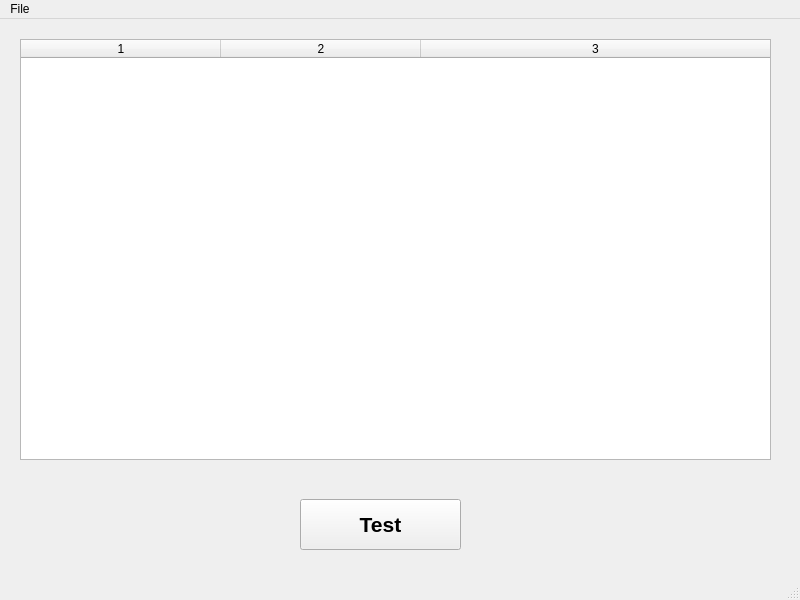
This is mainwindow.ui in ggajda/Adapter-IM6 as Qt 5 draws it before an edit. The edited form follows.
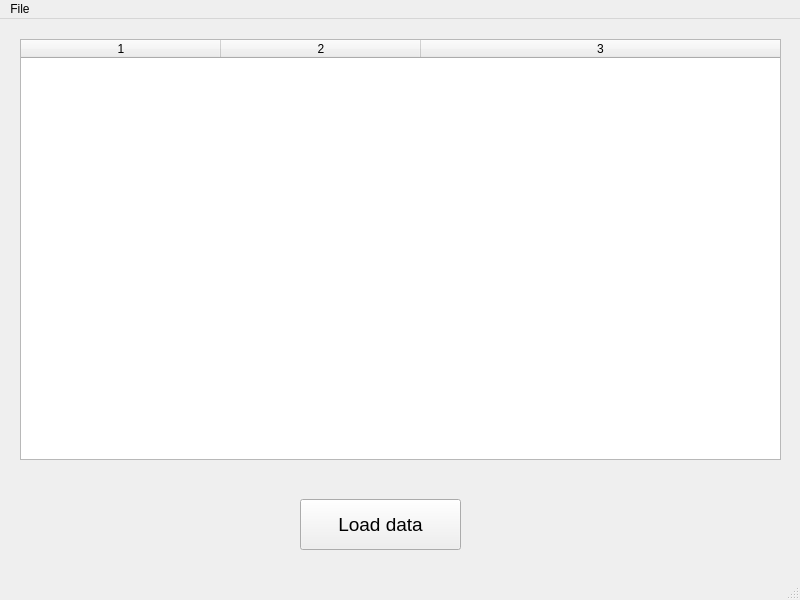
This is the edited form. Icons and pictures are not drawn.

Commit message: QTableWidget load data was added

The edit to the form file:
```diff
--- a/mainwindow.ui
+++ b/mainwindow.ui
@@ -32,13 +32,13 @@
     </property>
     <property name="font">
      <font>
-      <pointsize>16</pointsize>
-      <weight>75</weight>
-      <bold>true</bold>
+      <pointsize>14</pointsize>
+      <weight>50</weight>
+      <bold>false</bold>
      </font>
     </property>
     <property name="text">
-     <string>Test</string>
+     <string>Load data</string>
     </property>
    </widget>
    <widget class="QTableWidget" name="tableWidget">
@@ -46,7 +46,7 @@
      <rect>
       <x>20</x>
       <y>20</y>
-      <width>751</width>
+      <width>761</width>
       <height>421</height>
      </rect>
     </property>
```
Left out of the diff: 7 changed lines with no effect on the pictures. The commit also changes 7 other files.
